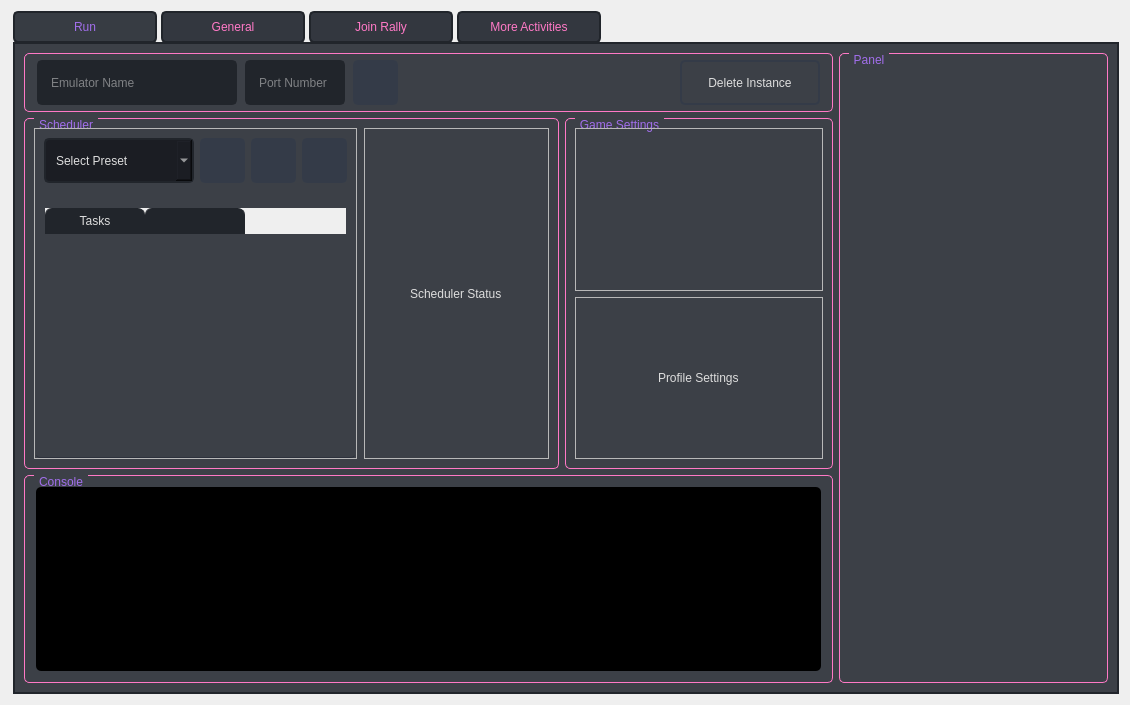
Qt form gui/ui_files/instance_page.ui (evsahal/TaskEX) before a commit.
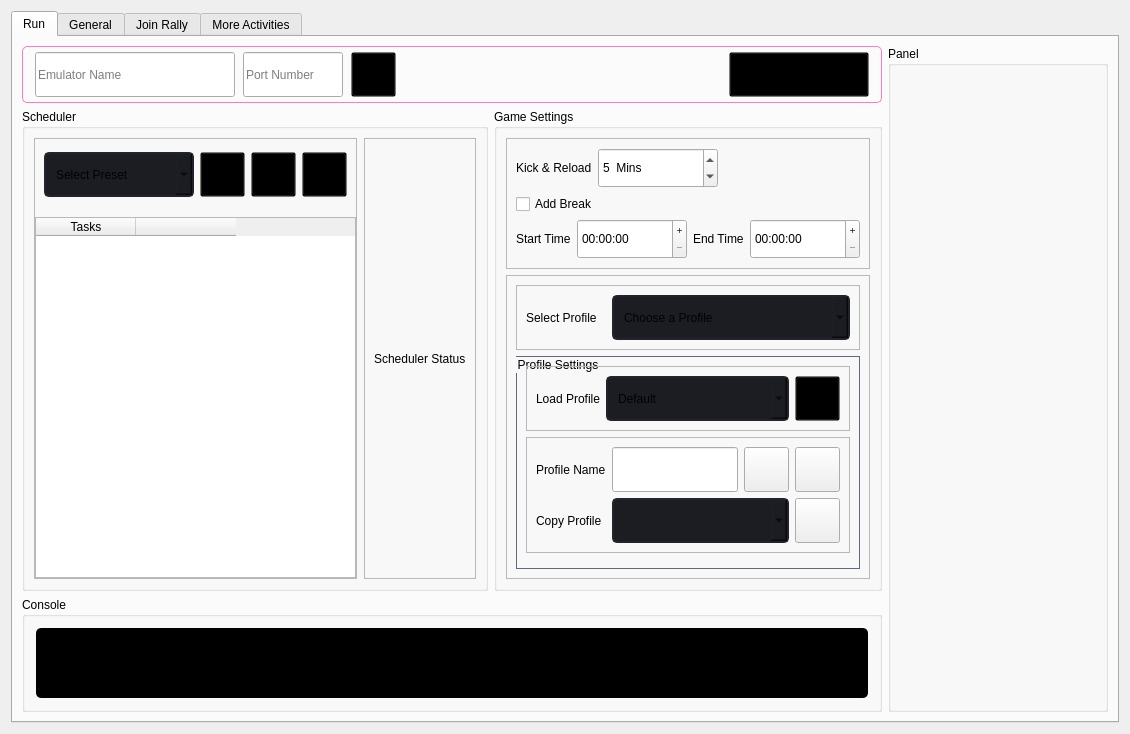
The same form after that commit. Icons and pictures are not drawn.

Commit message: run tab ui

The edit to the form file:
```diff
--- a/gui/ui_files/instance_page.ui
+++ b/gui/ui_files/instance_page.ui
@@ -14,7 +14,37 @@
    <string>Form</string>
   </property>
   <property name="styleSheet">
-   <string notr="true">
+   <string notr="true">QComboBox{
+	background-color: rgb(27, 29, 35);
+	border-radius: 5px;
+	border: 2px solid rgb(33, 37, 43);
+	padding: 5px;
+	padding-left: 10px;
+}
+QComboBox:hover{
+	border: 2px solid rgb(64, 71, 88);
+}
+QComboBox::drop-down {
+	subcontrol-origin: padding;
+	subcontrol-position: top right;
+	width: 25px; 
+	border-left-width: 3px;
+	border-left-color: rgba(39, 44, 54, 150);
+	border-left-style: solid;
+	border-top-right-radius: 3px;
+	border-bottom-right-radius: 3px;	
+	background-image: url(:/icons/images/icons/cil-arrow-bottom.png);
+	background-position: center;
+	background-repeat: no-reperat;
+ }
+QComboBox QAbstractItemView {
+	color: rgb(255, 121, 198);	
+	background-color: rgb(33, 37, 43);
+	padding: 10px;
+	selection-background-color: rgb(39, 44, 54);
+}
+
+/*
 QWidget{
 	color: rgb(221, 221, 221);
 	font: 10pt &quot;Segoe UI&quot;;
@@ -48,6 +78,7 @@
 	selection-background-color: rgb(255, 121, 198);
 }
 
+
 QDoubleSpinBox {
    background-color: rgba(40, 44, 52, 0.9);
 	border-radius: 5px;
@@ -57,8 +88,6 @@
 	selection-background-color: rgb(255, 121, 198);
 }
 
-/* /////////////////////////////////////////////////////////////////////////////////////////////////
-Tooltip */
 QToolTip {
 	color: #ffffff;
 	background-color: rgba(33, 37, 43, 180);
@@ -74,7 +103,6 @@
 }
 
 
-/* Toggle Button */
 #toggleButton {
 	background-position: left center;
     background-repeat: no-repeat;
@@ -93,8 +121,6 @@
 }
 
 
-/* /////////////////////////////////////////////////////////////////////////////////////////////////
-QTableWidget */
 QTableWidget {	
 	background-color: transparent;
 	padding: 10px;
@@ -135,8 +161,6 @@
     border: 1px solid rgb(44, 49, 60);
 }
 
-/* /////////////////////////////////////////////////////////////////////////////////////////////////
-LineEdit */
 QLineEdit {
 	background-color: rgb(33, 37, 43);
 	border-radius: 5px;
@@ -152,8 +176,6 @@
 	border: 2px solid rgb(91, 101, 124);
 }
 
-/* /////////////////////////////////////////////////////////////////////////////////////////////////
-PlainTextEdit */
 QPlainTextEdit {
 	background-color: rgb(27, 29, 35);
 	border-radius: 5px;
@@ -174,8 +196,7 @@
 	border: 2px solid rgb(91, 101, 124);
 }
 
-/* /////////////////////////////////////////////////////////////////////////////////////////////////
-ScrollBars */
+
 QScrollBar:horizontal {
     border: none;
     background: rgb(52, 59, 72);
@@ -252,8 +273,6 @@
      background: none;
  }
 
-/* /////////////////////////////////////////////////////////////////////////////////////////////////
-CheckBox */
 QCheckBox::indicator {
     border: 3px solid rgb(52, 59, 72);
 	width: 15px;
@@ -270,8 +289,7 @@
 	background-image: url(:/icons/images/icons/cil-check-alt.png);
 }
 
-/* /////////////////////////////////////////////////////////////////////////////////////////////////
-RadioButton */
+
 QRadioButton::indicator {
     border: 3px solid rgb(52, 59, 72);
 	width: 15px;
@@ -287,40 +305,7 @@
 	border: 3px solid rgb(52, 59, 72);	
 }
 
-/* /////////////////////////////////////////////////////////////////////////////////////////////////
-ComboBox */
-QComboBox{
-	background-color: rgb(27, 29, 35);
-	border-radius: 5px;
-	border: 2px solid rgb(33, 37, 43);
-	padding: 5px;
-	padding-left: 10px;
-}
-QComboBox:hover{
-	border: 2px solid rgb(64, 71, 88);
-}
-QComboBox::drop-down {
-	subcontrol-origin: padding;
-	subcontrol-position: top right;
-	width: 25px; 
-	border-left-width: 3px;
-	border-left-color: rgba(39, 44, 54, 150);
-	border-left-style: solid;
-	border-top-right-radius: 3px;
-	border-bottom-right-radius: 3px;	
-	background-image: url(:/icons/images/icons/cil-arrow-bottom.png);
-	background-position: center;
-	background-repeat: no-reperat;
- }
-QComboBox QAbstractItemView {
-	color: rgb(255, 121, 198);	
-	background-color: rgb(33, 37, 43);
-	padding: 10px;
-	selection-background-color: rgb(39, 44, 54);
-}
 
-/* /////////////////////////////////////////////////////////////////////////////////////////////////
-Sliders */
 QSlider::groove:horizontal {
     border-radius: 5px;
     height: 10px;
@@ -368,14 +353,12 @@
 QSlider::handle:vertical:pressed {
     background-color: rgb(255, 121, 198);
 }
-/* /////////////////////////////////////////////////////////////////////////////////////////////////
-QListWidget */
+
 QListWidget{
 	border: none;
 }
 
-/* /////////////////////////////////////////////////////////////////////////////////////////////////
-CommandLinkButton */
+
 QCommandLinkButton {	
 	color: rgb(255, 121, 198);
 	border-radius: 5px;
@@ -391,7 +374,6 @@
 	background-color: rgb(52, 58, 71);
 }
 
-/* QTabBar */
 QTabWidget::pane {
   border: 2px solid rgb(33, 37, 43);
   top:-1px; 
@@ -401,11 +383,9 @@
 
 QTabBar::tab {  
 	background-color: rgba(30, 35, 43, 0.9); 
-   /* background-color: rgba(50, 55, 65, 0.9);*/
     min-width: 140px; 
     min-height:28px;
     padding: 0px  0px; 
-    /*color: #aaa;*/
 	color: rgb(255, 121, 198);
  	border: 2px solid rgb(33, 37, 43);
     border-radius: 5px;
@@ -418,20 +398,16 @@
     margin-top: 0px;
 }
 QTabBar::tab:hover {  
-    /*color: rgb(161, 110, 235);*/
 	color: #aaa;
 	background-color: rgb(40, 44, 52);
-   /* background-color: rgba(255, 255, 255, 100);*/
     margin-top: 0px;
 }
 
-/* QGroupBox */
+
 QGroupBox { border: 1px solid  rgb(255, 121, 198); border-radius: 5px; margin-top: 0.5em; }
 QGroupBox::title { subcontrol-origin: margin; left: 10px; padding: 0 3px 0 3px; }
 QGroupBox::title { color: rgb(161, 110, 235); }
 
-/* /////////////////////////////////////////////////////////////////////////////////////////////////
-Button */
  QPushButton {
 	border: 2px solid rgb(52, 59, 72);
 	border-radius: 5px;	
@@ -445,7 +421,7 @@
 	background-color: rgb(35, 40, 49);
 	border: 2px solid rgb(43, 50, 61);
 }
-</string>
+*/</string>
   </property>
   <layout class="QVBoxLayout" name="verticalLayout">
    <item>
@@ -487,6 +463,7 @@
             <property name="title">
              <string>Panel</string>
             </property>
+            <layout class="QHBoxLayout" name="horizontalLayout_10"/>
            </widget>
           </item>
           <item row="1" column="0">
@@ -658,6 +635,9 @@
                        <height>45</height>
                       </size>
                      </property>
+                     <property name="styleSheet">
+                      <string notr="true">background:transparent;</string>
+                     </property>
                      <property name="text">
                       <string/>
                      </property>
@@ -839,6 +819,9 @@
                                 <height>45</height>
                                </size>
                               </property>
+                              <property name="styleSheet">
+                               <string notr="true">background:transparent;</string>
+                              </property>
                               <property name="text">
                                <string/>
                               </property>
@@ -861,6 +844,9 @@
                                 <height>45</height>
                                </size>
                               </property>
+                              <property name="styleSheet">
+                               <string notr="true">background:transparent;</string>
+                              </property>
                               <property name="text">
                                <string/>
                               </property>
@@ -883,6 +869,9 @@
                                 <height>45</height>
                                </size>
                               </property>
+                              <property name="styleSheet">
+                               <string notr="true">background:transparent;</string>
+                              </property>
                               <property name="text">
                                <string/>
                               </property>
@@ -1007,16 +996,192 @@
                   <property name="title">
                    <string>Game Settings</string>
                   </property>
-                  <layout class="QVBoxLayout" name="verticalLayout_6">
+                  <layout class="QVBoxLayout" name="verticalLayout_6" stretch="2,6">
                    <item>
                     <widget class="QFrame" name="frame_8">
+                     <property name="maximumSize">
+                      <size>
+                       <width>16777215</width>
+                       <height>16777215</height>
+                      </size>
+                     </property>
                      <property name="frameShape">
                       <enum>QFrame::Shape::StyledPanel</enum>
                      </property>
                      <property name="frameShadow">
                       <enum>QFrame::Shadow::Raised</enum>
                      </property>
-                     <layout class="QHBoxLayout" name="horizontalLayout"/>
+                     <layout class="QVBoxLayout" name="verticalLayout_11">
+                      <item alignment="Qt::AlignmentFlag::AlignLeft">
+                       <widget class="QFrame" name="frame_15">
+                        <property name="frameShape">
+                         <enum>QFrame::Shape::NoFrame</enum>
+                        </property>
+                        <property name="frameShadow">
+                         <enum>QFrame::Shadow::Raised</enum>
+                        </property>
+                        <layout class="QHBoxLayout" name="horizontalLayout">
+                         <property name="leftMargin">
+                          <number>0</number>
+                         </property>
+                         <property name="topMargin">
+                          <number>0</number>
+                         </property>
+                         <property name="rightMargin">
+                          <number>0</number>
+                         </property>
+                         <property name="bottomMargin">
+                          <number>0</number>
+                         </property>
+                         <item>
+                          <widget class="QLabel" name="label_5">
+                           <property name="text">
+                            <string>Kick &amp; Reload</string>
+                           </property>
+                          </widget>
+                         </item>
+                         <item>
+                          <widget class="QSpinBox" name="spinBox">
+                           <property name="minimumSize">
+                            <size>
+                             <width>120</width>
+                             <height>40</height>
+                            </size>
+                           </property>
+                           <property name="suffix">
+                            <string>  Mins</string>
+                           </property>
+                           <property name="value">
+                            <number>5</number>
+                           </property>
+                          </widget>
+                         </item>
+                        </layout>
+                       </widget>
+                      </item>
+                      <item>
+                       <widget class="QFrame" name="frame_12">
+                        <property name="frameShape">
+                         <enum>QFrame::Shape::NoFrame</enum>
+                        </property>
+                        <property name="frameShadow">
+                         <enum>QFrame::Shadow::Raised</enum>
+                        </property>
+                        <layout class="QVBoxLayout" name="verticalLayout_10">
+                         <property name="spacing">
+                          <number>0</number>
+                         </property>
+                         <property name="leftMargin">
+                          <number>0</number>
+                         </property>
+                         <property name="topMargin">
+                          <number>0</number>
+                         </property>
+                         <property name="rightMargin">
+                          <number>0</number>
+                         </property>
+                         <property name="bottomMargin">
+                          <number>0</number>
+                         </property>
+                         <item>
+                          <widget class="QFrame" name="frame_13">
+                           <property name="frameShape">
+                            <enum>QFrame::Shape::NoFrame</enum>
+                           </property>
+                           <property name="frameShadow">
+                            <enum>QFrame::Shadow::Raised</enum>
+                           </property>
+                           <layout class="QHBoxLayout" name="horizontalLayout_11">
+                            <property name="leftMargin">
+                             <number>0</number>
+                            </property>
+                            <property name="topMargin">
+                             <number>0</number>
+                            </property>
+                            <property name="rightMargin">
+                             <number>0</number>
+                            </property>
+                            <property name="bottomMargin">
+                             <number>0</number>
+                            </property>
+                            <item>
+                             <widget class="QCheckBox" name="checkBox">
+                              <property name="text">
+                               <string>Add Break</string>
+                              </property>
+                             </widget>
+                            </item>
+                           </layout>
+                          </widget>
+                         </item>
+                         <item>
+                          <widget class="QFrame" name="frame_14">
+                           <property name="frameShape">
+                            <enum>QFrame::Shape::NoFrame</enum>
+                           </property>
+                           <property name="frameShadow">
+                            <enum>QFrame::Shadow::Raised</enum>
+                           </property>
+                           <layout class="QGridLayout" name="gridLayout_2">
+                            <property name="leftMargin">
+                             <number>0</number>
+                            </property>
+                            <property name="topMargin">
+                             <number>5</number>
+                            </property>
+                            <property name="rightMargin">
+                             <number>0</number>
+                            </property>
+                            <property name="bottomMargin">
+                             <number>0</number>
+                            </property>
+                            <item row="1" column="3">
+                             <widget class="QTimeEdit" name="timeEdit">
+                              <property name="minimumSize">
+                               <size>
+                                <width>110</width>
+                                <height>40</height>
+                               </size>
+                              </property>
+                              <property name="buttonSymbols">
+                               <enum>QAbstractSpinBox::ButtonSymbols::PlusMinus</enum>
+                              </property>
+                             </widget>
+                            </item>
+                            <item row="1" column="1">
+                             <widget class="QTimeEdit" name="timeEdit_2">
+                              <property name="minimumSize">
+                               <size>
+                                <width>110</width>
+                                <height>40</height>
+                               </size>
+                              </property>
+                              <property name="buttonSymbols">
+                               <enum>QAbstractSpinBox::ButtonSymbols::PlusMinus</enum>
+                              </property>
+                             </widget>
+                            </item>
+                            <item row="1" column="0">
+                             <widget class="QLabel" name="label_3">
+                              <property name="text">
+                               <string>Start Time</string>
+                              </property>
+                             </widget>
+                            </item>
+                            <item row="1" column="2">
+                             <widget class="QLabel" name="label_4">
+                              <property name="text">
+                               <string>End Time</string>
+                              </property>
+                             </widget>
+                            </item>
+                           </layout>
+                          </widget>
+                         </item>
+                        </layout>
+                       </widget>
+                      </item>
+                     </layout>
                     </widget>
                    </item>
                    <item>
@@ -1027,12 +1192,258 @@
                      <property name="frameShadow">
                       <enum>QFrame::Shadow::Raised</enum>
                      </property>
-                     <layout class="QVBoxLayout" name="verticalLayout_7">
-                      <item alignment="Qt::AlignmentFlag::AlignHCenter">
-                       <widget class="QLabel" name="label_2">
-                        <property name="text">
-                         <string>Profile Settings</string>
+                     <layout class="QVBoxLayout" name="verticalLayout_7" stretch="1,7">
+                      <item alignment="Qt::AlignmentFlag::AlignTop">
+                       <widget class="QFrame" name="frame_16">
+                        <property name="frameShape">
+                         <enum>QFrame::Shape::StyledPanel</enum>
                         </property>
+                        <property name="frameShadow">
+                         <enum>QFrame::Shadow::Raised</enum>
+                        </property>
+                        <layout class="QHBoxLayout" name="horizontalLayout_12" stretch="1,3">
+                         <item>
+                          <widget class="QLabel" name="label_2">
+                           <property name="text">
+                            <string>Select Profile</string>
+                           </property>
+                          </widget>
+                         </item>
+                         <item>
+                          <widget class="QComboBox" name="comboBox_2">
+                           <property name="minimumSize">
+                            <size>
+                             <width>0</width>
+                             <height>45</height>
+                            </size>
+                           </property>
+                           <property name="currentIndex">
+                            <number>-1</number>
+                           </property>
+                           <property name="placeholderText">
+                            <string>Choose a Profile</string>
+                           </property>
+                           <item>
+                            <property name="text">
+                             <string>Default</string>
+                            </property>
+                           </item>
+                          </widget>
+                         </item>
+                        </layout>
+                       </widget>
+                      </item>
+                      <item>
+                       <widget class="QFrame" name="frame_17">
+                        <property name="frameShape">
+                         <enum>QFrame::Shape::NoFrame</enum>
+                        </property>
+                        <property name="frameShadow">
+                         <enum>QFrame::Shadow::Raised</enum>
+                        </property>
+                        <layout class="QHBoxLayout" name="horizontalLayout_13">
+                         <property name="leftMargin">
+                          <number>0</number>
+                         </property>
+                         <property name="topMargin">
+                          <number>0</number>
+                         </property>
+                         <property name="rightMargin">
+                          <number>0</number>
+                         </property>
+                         <property name="bottomMargin">
+                          <number>0</number>
+                         </property>
+                         <item>
+                          <widget class="QGroupBox" name="profile_settings">
+                           <property name="styleSheet">
+                            <string notr="true">#profile_settings{
+/*border: 1px solid  rgb(29, 33, 38); */
+border: 1px solid rgb(94, 106, 130);
+}</string>
+                           </property>
+                           <property name="title">
+                            <string>Profile Settings</string>
+                           </property>
+                           <layout class="QVBoxLayout" name="verticalLayout_12" stretch="1,5,0">
+                            <item>
+                             <widget class="QFrame" name="frame_18">
+                              <property name="frameShape">
+                               <enum>QFrame::Shape::StyledPanel</enum>
+                              </property>
+                              <property name="frameShadow">
+                               <enum>QFrame::Shadow::Raised</enum>
+                              </property>
+                              <layout class="QHBoxLayout" name="horizontalLayout_14" stretch="1,3,1">
+                               <item>
+                                <widget class="QLabel" name="label_6">
+                                 <property name="text">
+                                  <string>Load Profile</string>
+                                 </property>
+                                </widget>
+                               </item>
+                               <item>
+                                <widget class="QComboBox" name="comboBox_3">
+                                 <property name="minimumSize">
+                                  <size>
+                                   <width>0</width>
+                                   <height>45</height>
+                                  </size>
+                                 </property>
+                                 <item>
+                                  <property name="text">
+                                   <string>Default</string>
+                                  </property>
+                                 </item>
+                                 <item>
+                                  <property name="text">
+                                   <string>Alt</string>
+                                  </property>
+                                 </item>
+                                </widget>
+                               </item>
+                               <item>
+                                <widget class="QPushButton" name="pushButton_6">
+                                 <property name="maximumSize">
+                                  <size>
+                                   <width>45</width>
+                                   <height>45</height>
+                                  </size>
+                                 </property>
+                                 <property name="styleSheet">
+                                  <string notr="true">background:transparent;</string>
+                                 </property>
+                                 <property name="text">
+                                  <string/>
+                                 </property>
+                                 <property name="icon">
+                                  <iconset theme="QIcon::ThemeIcon::ListAdd"/>
+                                 </property>
+                                </widget>
+                               </item>
+                              </layout>
+                             </widget>
+                            </item>
+                            <item>
+                             <widget class="QFrame" name="frame_19">
+                              <property name="frameShape">
+                               <enum>QFrame::Shape::StyledPanel</enum>
+                              </property>
+                              <property name="frameShadow">
+                               <enum>QFrame::Shadow::Raised</enum>
+                              </property>
+                              <layout class="QGridLayout" name="gridLayout_3">
+                               <item row="3" column="0">
+                                <widget class="QLabel" name="label_8">
+                                 <property name="text">
+                                  <string>Copy Profile</string>
+                                 </property>
+                                </widget>
+                               </item>
+                               <item row="0" column="3">
+                                <widget class="QPushButton" name="pushButton_7">
+                                 <property name="minimumSize">
+                                  <size>
+                                   <width>45</width>
+                                   <height>45</height>
+                                  </size>
+                                 </property>
+                                 <property name="maximumSize">
+                                  <size>
+                                   <width>45</width>
+                                   <height>45</height>
+                                  </size>
+                                 </property>
+                                 <property name="text">
+                                  <string/>
+                                 </property>
+                                 <property name="icon">
+                                  <iconset theme="QIcon::ThemeIcon::DocumentSaveAs"/>
+                                 </property>
+                                </widget>
+                               </item>
+                               <item row="0" column="0">
+                                <widget class="QLabel" name="label_7">
+                                 <property name="text">
+                                  <string>Profile Name</string>
+                                 </property>
+                                </widget>
+                               </item>
+                               <item row="0" column="4">
+                                <widget class="QPushButton" name="pushButton_9">
+                                 <property name="minimumSize">
+                                  <size>
+                                   <width>45</width>
+                                   <height>45</height>
+                                  </size>
+                                 </property>
+                                 <property name="maximumSize">
+                                  <size>
+                                   <width>45</width>
+                                   <height>45</height>
+                                  </size>
+                                 </property>
+                                 <property name="text">
+                                  <string/>
+                                 </property>
+                                 <property name="icon">
+                                  <iconset theme="QIcon::ThemeIcon::EditDelete"/>
+                                 </property>
+                                </widget>
+                               </item>
+                               <item row="3" column="4">
+                                <widget class="QPushButton" name="pushButton_8">
+                                 <property name="minimumSize">
+                                  <size>
+                                   <width>45</width>
+                                   <height>45</height>
+                                  </size>
+                                 </property>
+                                 <property name="text">
+                                  <string/>
+                                 </property>
+                                 <property name="icon">
+                                  <iconset theme="QIcon::ThemeIcon::EditCopy"/>
+                                 </property>
+                                </widget>
+                               </item>
+                               <item row="3" column="1" colspan="3">
+                                <widget class="QComboBox" name="comboBox_4">
+                                 <property name="minimumSize">
+                                  <size>
+                                   <width>0</width>
+                                   <height>45</height>
+                                  </size>
+                                 </property>
+                                </widget>
+                               </item>
+                               <item row="0" column="1" colspan="2">
+                                <widget class="QLineEdit" name="lineEdit_3">
+                                 <property name="minimumSize">
+                                  <size>
+                                   <width>0</width>
+                                   <height>45</height>
+                                  </size>
+                                 </property>
+                                </widget>
+                               </item>
+                              </layout>
+                             </widget>
+                            </item>
+                            <item>
+                             <widget class="QFrame" name="frame_20">
+                              <property name="frameShape">
+                               <enum>QFrame::Shape::StyledPanel</enum>
+                              </property>
+                              <property name="frameShadow">
+                               <enum>QFrame::Shadow::Raised</enum>
+                              </property>
+                             </widget>
+                            </item>
+                           </layout>
+                          </widget>
+                         </item>
+                        </layout>
                        </widget>
                       </item>
                      </layout>
```
The commit also changes 4 other files.
